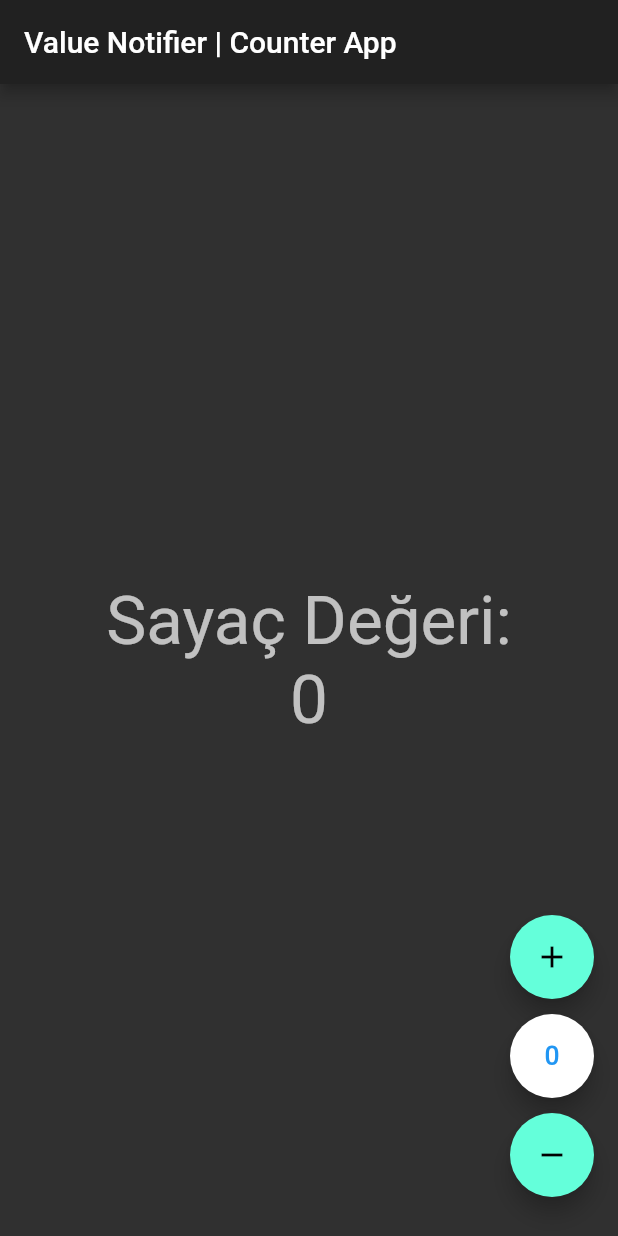
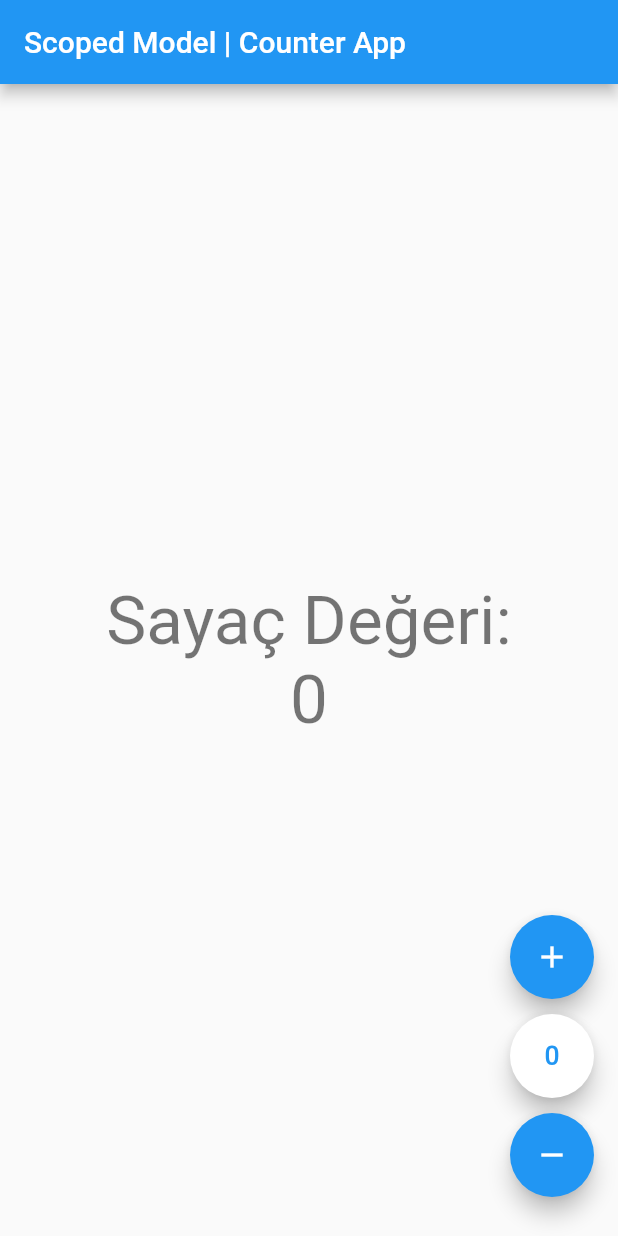
Before and after one commit to ahmetkah/flutter_counter_app_tutorials, a Flutter app: the screen it shows after launch, after a tap on the "add" icon, after a tap on the "exposure zero" icon, on a phone screen of 412 x 824 dp. Run offline on Flutter 3.47's test engine with Material 2 defaults, Android fonts, the light colour scheme and no system bars.

Commit message:
first commit

```diff
--- a/lib/app.dart
+++ b/lib/app.dart
@@ -1,7 +1,6 @@
 import 'package:flutter/material.dart';
-import 'package:flutter_counter_app_tutorials/counter_notifier.dart';
 
-import 'counter_view.dart';
+import 'view/counter_view.dart';
 
 /// [5. Adım]: App sınıfını oluştur
 class App extends StatelessWidget {
@@ -12,12 +11,8 @@ class App extends StatelessWidget {
     return MaterialApp(
       title: 'Flutter Counter App Tutorials',
       debugShowCheckedModeBanner: false,
-      theme: ThemeData.dark(),
-
-      /// [5]
-      home: CounterView(
-        counter: CounterNotifier(),
-      ),
+      theme: ThemeData.light(),
+      home: const CounterView(),
     );
   }
 }
--- a/lib/counter_notifier.dart
+++ /dev/null
@@ -1,33 +0,0 @@
-import 'package:flutter/material.dart';
-
-/// Sınıfı [ValueNotifier]'dan kalıtım al.
-class CounterNotifier extends ValueNotifier<int> {
-  /// Value için başlangıç değeri ver
-  /// super(value) => state(0)
-  CounterNotifier() : super(0);
-
-  /// [1] Metotları Oluştur: Arttırma, Sıfırlama ve Azaltma
-  /// [1-A]: Arttırma Metodu
-  void incrementCounter() {
-    /// Value (Sayaç) değerini bir [ARTTIR]
-    value++;
-    debugPrint('Arttırma metodu');
-  }
-
-  /// [1-B]: Sıfırlama Metodu
-  void resetCounter() {
-    /// Value zaten 0 ise [DEĞİŞİKLİK YAPMA]
-    if (value == 0) return;
-
-    /// Value değerine [0] ata
-    value = 0;
-    debugPrint('Sıfırla metodu');
-  }
-
-  /// [1-C]: Azaltma Metodu
-  void decrementCounter() {
-    /// Value değerini bir [AZALT]
-    value--;
-    debugPrint('Azaltma metodu');
-  }
-}
--- a/lib/main.dart
+++ b/lib/main.dart
@@ -1,10 +1,15 @@
 import 'package:flutter/material.dart';
+import 'package:scoped_model/scoped_model.dart';
 
 import 'app.dart';
+import 'model/counter_model.dart';
 
-/// [6. Adım]: main metodunu çalıştırma
+/// [6. Adım]: ScopedModel’i Konumlandırın
 void main() {
   runApp(
-    const App(),
+    ScopedModel<CounterModel>(
+      model: CounterModel(),
+      child: const App(),
+    ),
   );
 }
--- /dev/null
+++ b/lib/model/counter_model.dart
@@ -0,0 +1,37 @@
+import 'package:scoped_model/scoped_model.dart';
+
+/// Sınıfı [Model]'den kalıtım al.
+class CounterModel extends Model {
+  /// Değişimini dinleyeceğimiz değişkeni oluştur.
+  /// ve başlangıç değeri olarak 0 ata.
+  int _counter = 0;
+
+  /// Getter: Sayıyı [OKU/GETİR]
+  int get counter => _counter;
+
+  /// [1] Metotları Oluştur: Arttırma, Sıfırlama ve Azaltma
+  /// [1-A]: Arttırma Metodu
+  void incrementCounter() {
+    /// [Önce] Sayacı bir [ARTIR]
+    _counter++;
+    // [Sonra] Tüm dinleyicilere [BİLDİR]
+    notifyListeners();
+  }
+
+  /// [1-B]: Sıfırlama Metodu
+  void resetCounter() {
+    /// Sayaç zaten 0 ise [DEĞİŞİKLİK YAPMA]
+    if (_counter == 0) return;
+
+    /// Sayaca [0] değerini ata
+    _counter = 0;
+    notifyListeners();
+  }
+
+  /// [1-C]: Azaltma Metodu
+  void decrementCounter() {
+    /// [Önce] Sayacı bir [AZALT]
+    _counter--;
+    notifyListeners();
+  }
+}
--- a/lib/counter_view.dart
+++ b/lib/view/counter_view.dart
@@ -1,19 +1,25 @@
 import 'package:flutter/material.dart';
+import 'package:scoped_model/scoped_model.dart';
 
-import 'counter_notifier.dart';
+import '../model/counter_model.dart';
 
 class CounterView extends StatelessWidget {
-  const CounterView({Key? key, required this.counter}) : super(key: key);
-
-  /// [2]
-  final CounterNotifier counter;
+  const CounterView({Key? key}) : super(key: key);
 
   @override
   Widget build(BuildContext context) {
+    /// Değişimini dinleyeceğimiz değişkene erişim için
+    /// [rebuildOnChange: true]: Rebuild için
+    final _watch = ScopedModel.of<CounterModel>(context, rebuildOnChange: true);
+
+    /// Metotlara erişim için
+    /// [rebuildOnChange: false]: Rebuild olmaması için
+    final _read = ScopedModel.of<CounterModel>(context, rebuildOnChange: false);
+
     return Scaffold(
       appBar: AppBar(
         title: Text(
-          'Value Notifier | Counter App',
+          'Scoped Model | Counter App',
         ),
       ),
       body: Center(
@@ -24,20 +30,10 @@ class CounterView extends StatelessWidget {
               'Sayaç Değeri:',
               style: Theme.of(context).textTheme.headline3,
             ),
-
-            /// [3-A]: [ValueListenableBuilder Text widgetini sararak
-            /// [CounterNotifier]'in durumu her değiştiğinde value'yı rebuild eder.
-            ValueListenableBuilder<int>(
-              /// [3-B]: [valueListenable] parametresine
-              /// [counter] değişkenini dinlemesini istedik.
-              valueListenable: counter,
-              builder: (context, counter, widget) {
-                return Text(
-                  /// Değişimi dinlenen değişkenin değerini ekrana yaz
-                  '$counter',
-                  style: Theme.of(context).textTheme.headline3,
-                );
-              },
+            Text(
+              /// Değişimi dinlenen değişkenin değerini ekrana yaz
+              '${_watch.counter}',
+              style: Theme.of(context).textTheme.headline3,
             ),
           ],
         ),
@@ -57,7 +53,7 @@ class CounterView extends StatelessWidget {
               heroTag: 'incrementTag',
 
               /// [4-A]: Arttırma metodunu çalıştır
-              onPressed: counter.incrementCounter,
+              onPressed: _read.incrementCounter,
               tooltip: 'Arttır',
               child: Icon(
                 Icons.add,
@@ -75,7 +71,7 @@ class CounterView extends StatelessWidget {
               heroTag: 'resetTag',
 
               /// [4-B]: Sıfırlama metodunu çalıştır
-              onPressed: counter.resetCounter,
+              onPressed: _read.resetCounter,
               tooltip: 'Sıfırla',
               child: Icon(
                 Icons.exposure_zero_sharp,
@@ -93,7 +89,7 @@ class CounterView extends StatelessWidget {
               heroTag: 'decrementTag',
 
               /// [4-C]: Azaltma metodunu çalıştır
-              onPressed: counter.decrementCounter,
+              onPressed: _read.decrementCounter,
               tooltip: 'Azalt',
               child: Icon(
                 Icons.remove,
--- a/pubspec.yaml
+++ b/pubspec.yaml
@@ -11,6 +11,8 @@ dependencies:
   flutter:
     sdk: flutter
   cupertino_icons: ^1.0.3
+  #State Management
+  scoped_model: ^2.0.0-nullsafety.0
 
 dev_dependencies:
   flutter_test:
```
Also changed, not shown: pubspec.lock.
